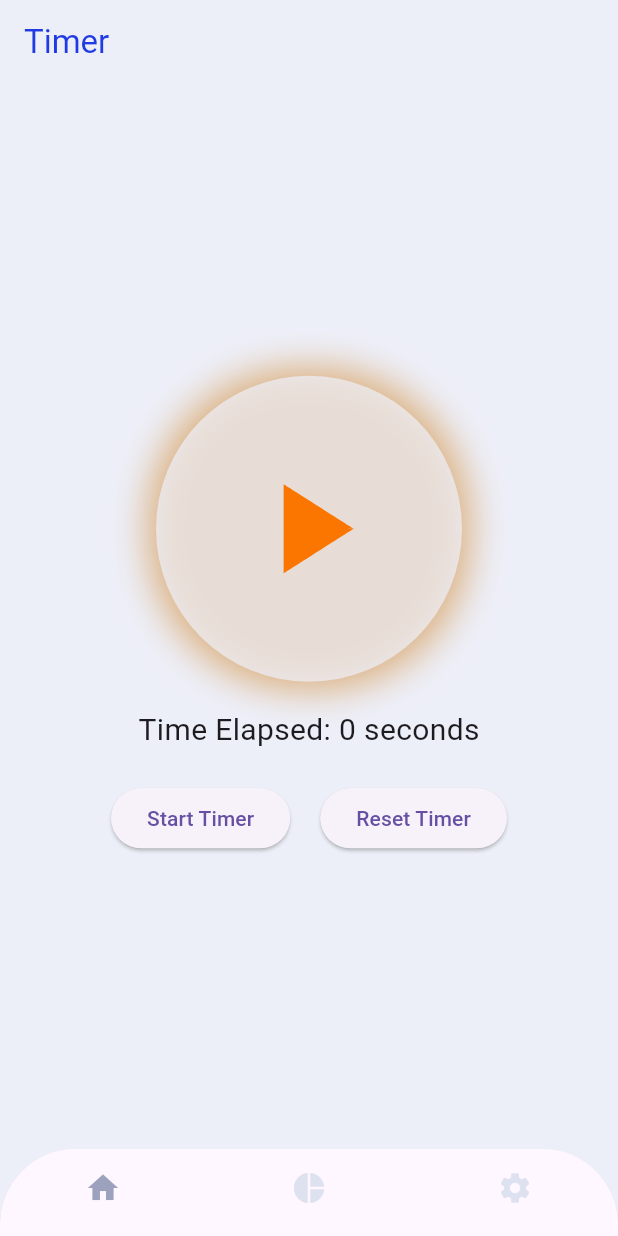
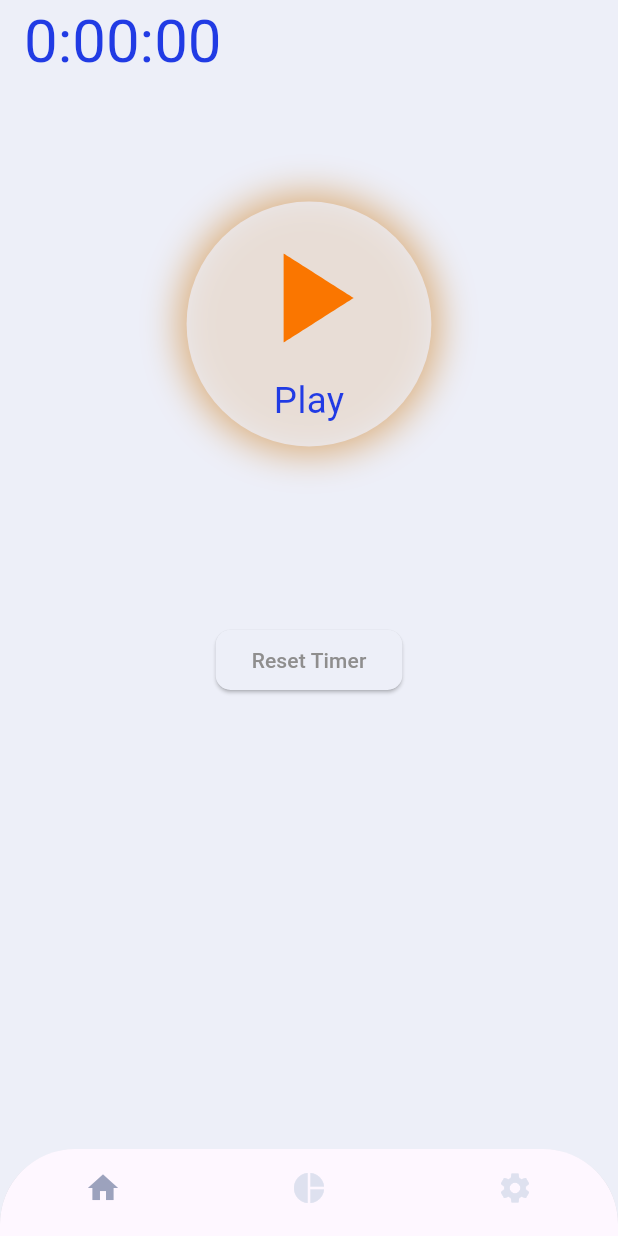
Before and after one commit to olexandracodes/timer_flutter, a Flutter app: the screen it shows after launch, on a phone screen of 412 x 824 dp. Run offline on Flutter 3.47's test engine with Material 3 defaults, Android fonts, the phone set to English and light mode, and no system bars; our stand-ins replace shared_preferences.

Commit message:
Update timer_page.dart

```diff
--- a/lib/pages/timer_page.dart
+++ b/lib/pages/timer_page.dart
@@ -80,8 +80,14 @@ void _toggleTimer() {
       _timerRunning = !_timerRunning;
       if (_timerRunning) {
         _startActionAnimation();
+        _pulseAnimationController.repeat(reverse: true);
+        _shadowAnimationController.repeat();
       } else {
         _stopActionAnimation();
+        _pulseAnimationController.stop();
+        _shadowAnimationController.stop();
+        _pulseAnimationController.reset();
+        _shadowAnimationController.reset();
       }
     });
   }
@@ -91,6 +97,10 @@ void _resetTimer() {
       _secondsElapsed = 0;
       _timerRunning = false;
       _stopActionAnimation();
+      _pulseAnimationController.stop();
+      _shadowAnimationController.stop();
+      _pulseAnimationController.reset();
+      _shadowAnimationController.reset();
     });
   }
 
@@ -102,6 +112,12 @@ void _stopActionAnimation() {
     _actionAnimationController.reverse();
   }
 
+  String _formatTime(int seconds) {
+    int hours = seconds ~/ 3600;
+    int minutes = (seconds % 3600) ~/ 60;
+    int remainingSeconds = seconds % 60;
+    return '$hours:${minutes.toString().padLeft(2, '0')}:${remainingSeconds.toString().padLeft(2, '0')}';
+  }
 
   @override
   Widget build(BuildContext context) {
@@ -109,25 +125,29 @@ void _stopActionAnimation() {
       backgroundColor: AppColors.appMainBackground,
       appBar: AppBar(
         backgroundColor: AppColors.appSecondaryBackground,
-        title: const Text(
-          'Timer',
-          style: TextStyle(color: AppColors.appBlue),
+        title: Text(
+          _formatTime(_secondsElapsed),
+          style: const TextStyle(color: AppColors.appBlue, fontSize: 40),
         ),
       ),
       body: Center(
         child: Column(
-          mainAxisAlignment: MainAxisAlignment.center,
+          mainAxisAlignment: MainAxisAlignment.start,
           children: [
+            const SizedBox(height: 20),
             GestureDetector(
               onTap: _toggleTimer,
-              child: AnimatedBuilder(
+              child: Column(
+                children: [
+                  const SizedBox(height: 60),
+                  AnimatedBuilder(
                     animation: _pulseAnimation,
                     builder: (context, child) {
                       return Transform.scale(
                         scale: _pulseAnimation.value,
                         child: Container(
-                      width: 200,
-                      height: 200,
+                          width: 160,
+                          height: 160,
                           decoration: BoxDecoration(
                             color: AppColors.appSecondaryBackground,
                             borderRadius: BorderRadius.circular(100),
@@ -140,36 +160,57 @@ void _stopActionAnimation() {
                               ),
                             ],
                           ),
-                      child: Center(
+                          child: Column(
+                              mainAxisAlignment: MainAxisAlignment.center,
+                              children: [
+                                Center(
                                   child: AnimatedIcon(
                                     icon: AnimatedIcons.play_pause,
                                     progress: _actionAnimationController,
                                     size: 100,
-                        color: _timerRunning ? AppColors.lightOrange : AppColors.appOrange,
+                                    color: _timerRunning
+                                        ? AppColors.lightOrange
+                                        : AppColors.appOrange,
                                   ),
                                 ),
+                                Text(
+                                  _timerRunning ? 'Pause' : 'Play',
+                                  style: TextStyle(
+                                      fontSize: 24,
+                                      color: _timerRunning
+                                          ? AppColors.darkGray
+                                          : AppColors.appBlue),
+                                ),
+                              ]),
                         ),
                       );
                     },
                   ),
+                ],
               ),
-            const SizedBox(height: 20),
-            Text(
-              'Time Elapsed: $_secondsElapsed seconds',
-              style: const TextStyle(fontSize: 20),
             ),
-            const SizedBox(height: 20),
+            const SizedBox(height: 120),
             Row(
               mainAxisAlignment: MainAxisAlignment.center,
               children: [
                 ElevatedButton(
-                  onPressed: _toggleTimer,
-                  child: Text(_timerRunning ? 'Stop Timer' : 'Start Timer'),
+                  onPressed: _resetTimer,
+                  style: ButtonStyle(
+                    backgroundColor: MaterialStateProperty.all(
+                      AppColors.appMainBackground,
                     ),
-                const SizedBox(width: 20),
-                ElevatedButton(
-                  onPressed: _resetTimer,
-                  child: const Text('Reset Timer'),
+                    shape: MaterialStateProperty.all(
+                      RoundedRectangleBorder(
+                        borderRadius: BorderRadius.circular(10),
+                      ),
+                    ),
+                  ),
+                  child: const Text(
+                    'Reset Timer',
+                    style: TextStyle(
+                      color: AppColors.shadowText,
+                    ),
+                  ),
                 ),
               ],
             ),
```
Lines whose indentation alone changed are shown as unchanged.
